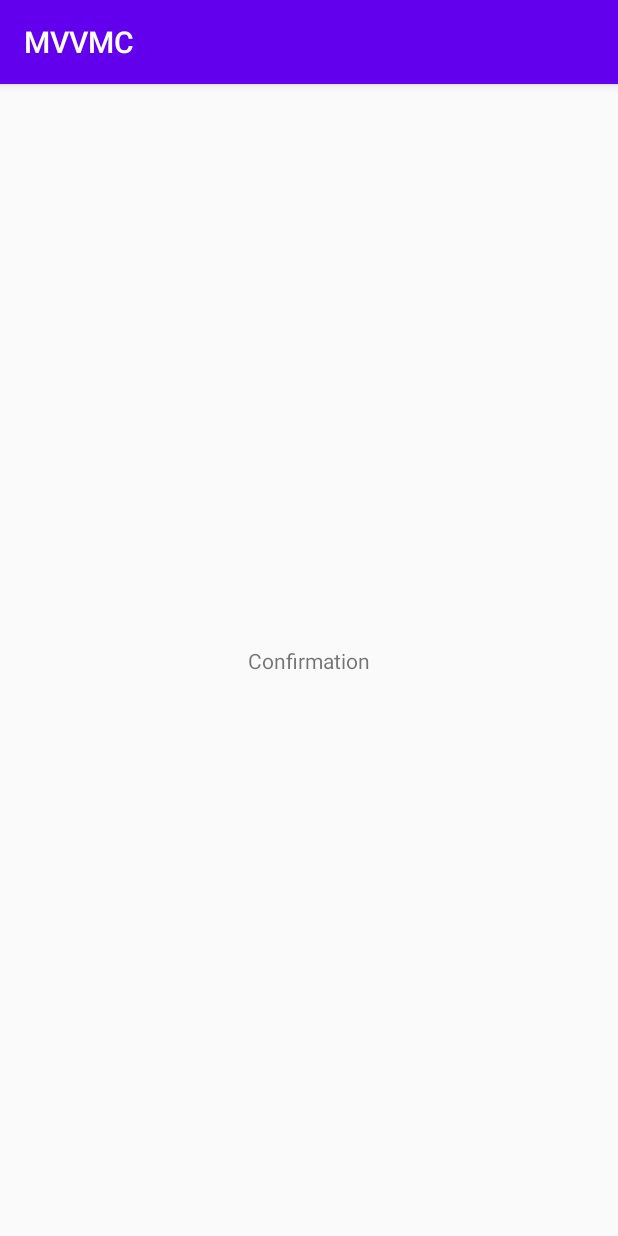
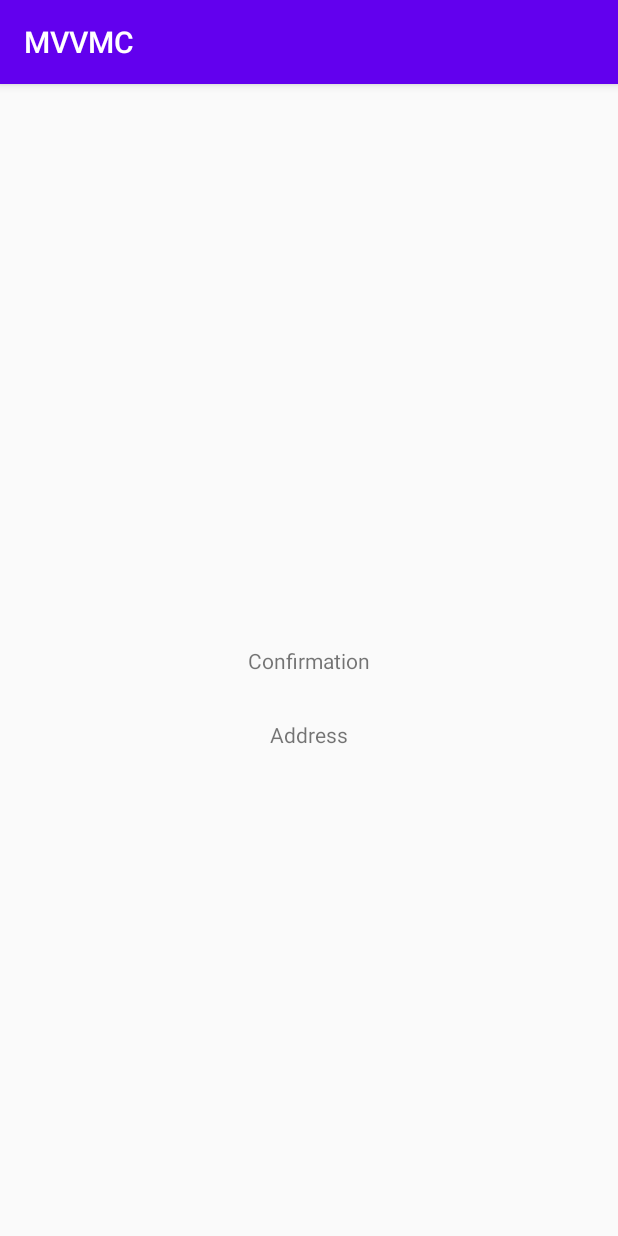
Before and after one commit to fabricegen/MVVMC, an Android app: the fragment ConfirmationFragment placed in its activity, on a phone screen of 412 x 824 dp. Run offline under Robolectric (Android 15) with nearby library versions, the phone set to English and light mode, and no system bars.

Commit message:
pass params to navigator to pass to other screens

```diff
--- a/app/src/main/java/com/sample/mvvmc/ui/updateaddress/UpdateAddressActivity.kt
+++ b/app/src/main/java/com/sample/mvvmc/ui/updateaddress/UpdateAddressActivity.kt
@@ -8,8 +8,7 @@ import com.sample.mvvmc.R
 import com.sample.mvvmc.ui.updateaddress.navigation.UpdateAddressCoordinator
 import com.sample.mvvmc.ui.updateaddress.navigation.UpdateAddressFlowNavigator
 
-class UpdateAddressActivity : AppCompatActivity(),
-    CoordinatorHost {
+class UpdateAddressActivity : AppCompatActivity(), CoordinatorHost {
 
     override val coordinator: Coordinator<*>
         get() = UpdateAddressCoordinator(
--- a/app/src/main/java/com/sample/mvvmc/ui/updateaddress/address/AddressFragment.kt
+++ b/app/src/main/java/com/sample/mvvmc/ui/updateaddress/address/AddressFragment.kt
@@ -34,7 +34,7 @@ class AddressFragment : Fragment(), Screenable {
         super.onActivityCreated(savedInstanceState)
 
         view!!.findViewById<Button>(R.id.next).setOnClickListener {
-            viewModel.next(Address("new address"))
+            viewModel.next(Address("London city center"))
         }
     }
 
--- a/app/src/main/java/com/sample/mvvmc/ui/updateaddress/confirmation/ConfirmationFragment.kt
+++ b/app/src/main/java/com/sample/mvvmc/ui/updateaddress/confirmation/ConfirmationFragment.kt
@@ -4,33 +4,49 @@ import android.os.Bundle
 import android.view.LayoutInflater
 import android.view.View
 import android.view.ViewGroup
+import android.widget.TextView
 import androidx.fragment.app.Fragment
 import com.sample.mvvmc.R
 import com.sample.mvvmc.common.DelegateViewModel
 import com.sample.mvvmc.common.Screenable
+import com.sample.mvvmc.ui.updateaddress.model.Address
 import com.sample.mvvmc.ui.updateaddress.navigation.UpdateAddressScreen
 
 class ConfirmationFragment : Fragment(), Screenable {
 
-    override val screen =
-        UpdateAddressScreen.Confirmation
+    override val screen = UpdateAddressScreen.Confirmation
+
+    private var address: Address? = null
+    private val viewModel: ConfirmationViewModel by DelegateViewModel()
 
     companion object {
-        fun newInstance() =
-            ConfirmationFragment()
+        private const val ARG_ADDRESS = "arg_address"
+
+        fun newInstance(address: Address): ConfirmationFragment {
+            val bundle = Bundle()
+            bundle.putParcelable(ARG_ADDRESS, address)
+            val fragment = ConfirmationFragment()
+            fragment.arguments = bundle
+            return fragment
+        }
     }
 
-    private val viewModel: ConfirmationViewModel by DelegateViewModel()
+    override fun onCreate(savedInstanceState: Bundle?) {
+        super.onCreate(savedInstanceState)
 
-    override fun onCreateView(
-        inflater: LayoutInflater, container: ViewGroup?,
-        savedInstanceState: Bundle?
-    ): View {
+        address = arguments?.getParcelable(ARG_ADDRESS)
+    }
+
+    override fun onCreateView(inflater: LayoutInflater, container: ViewGroup?, savedInstanceState: Bundle?): View {
         return inflater.inflate(R.layout.confirmation_fragment, container, false)
     }
 
     override fun onActivityCreated(savedInstanceState: Bundle?) {
         super.onActivityCreated(savedInstanceState)
+
+        address?.let {
+            view!!.findViewById<TextView>(R.id.address).text = it.address
+        }
     }
 
 }
--- a/app/src/main/java/com/sample/mvvmc/ui/updateaddress/navigation/UpdateAddressCoordinator.kt
+++ b/app/src/main/java/com/sample/mvvmc/ui/updateaddress/navigation/UpdateAddressCoordinator.kt
@@ -23,7 +23,7 @@ class UpdateAddressCoordinator(private val flowNavigator: UpdateAddressFlowNavig
     override fun onEvent(event: Any, screen: UpdateAddressScreen) {
         when (event) {
             is AddressViewModel.EnterCoordinationEvent.AddressConfirmed -> {
-                flowNavigator.navigateTo(UpdateAddressScreen.Confirmation)
+                flowNavigator.navigateTo(UpdateAddressScreen.Confirmation, event.address)
             }
         }
     }
--- a/app/src/main/java/com/sample/mvvmc/ui/updateaddress/navigation/UpdateAddressFlowNavigator.kt
+++ b/app/src/main/java/com/sample/mvvmc/ui/updateaddress/navigation/UpdateAddressFlowNavigator.kt
@@ -5,6 +5,7 @@ import androidx.fragment.app.FragmentManager
 import com.sample.mvvmc.R
 import com.sample.mvvmc.ui.updateaddress.address.AddressFragment
 import com.sample.mvvmc.ui.updateaddress.confirmation.ConfirmationFragment
+import com.sample.mvvmc.ui.updateaddress.model.Address
 
 class UpdateAddressFlowNavigator(private val supportFragmentManager: FragmentManager) {
 
@@ -20,9 +21,9 @@ class UpdateAddressFlowNavigator(private val supportFragmentManager: FragmentMan
             .commitNow()
     }
 
-    fun navigateTo(screen: UpdateAddressScreen) {
+    fun navigateTo(screen: UpdateAddressScreen, arguments:Any?) {
         if (screen is UpdateAddressScreen.Confirmation) {
-            replace(ConfirmationFragment.newInstance())
+            replace(ConfirmationFragment.newInstance(arguments!! as Address))
         }
     }
 }
--- a/app/src/main/res/layout/confirmation_fragment.xml
+++ b/app/src/main/res/layout/confirmation_fragment.xml
@@ -17,4 +17,14 @@
         app:layout_constraintStart_toStartOf="parent"
         app:layout_constraintTop_toTopOf="parent" />
 
+    <TextView
+        android:id="@+id/address"
+        android:layout_width="wrap_content"
+        android:layout_height="wrap_content"
+        android:layout_marginTop="30dp"
+        android:text="Address"
+        app:layout_constraintEnd_toEndOf="parent"
+        app:layout_constraintStart_toStartOf="parent"
+        app:layout_constraintTop_toBottomOf="@+id/message" />
+
 </androidx.constraintlayout.widget.ConstraintLayout>
```
Also changed, not shown: app/src/main/java/com/sample/mvvmc/ui/updateaddress/model/Address.kt (+24 -1 lines).
